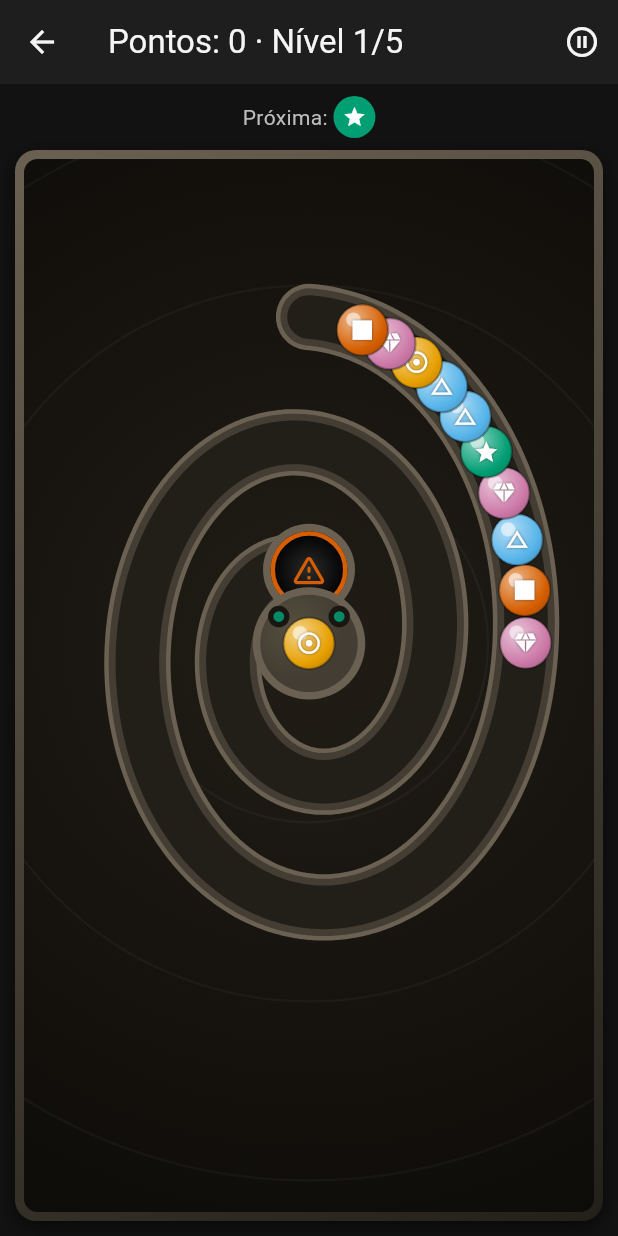
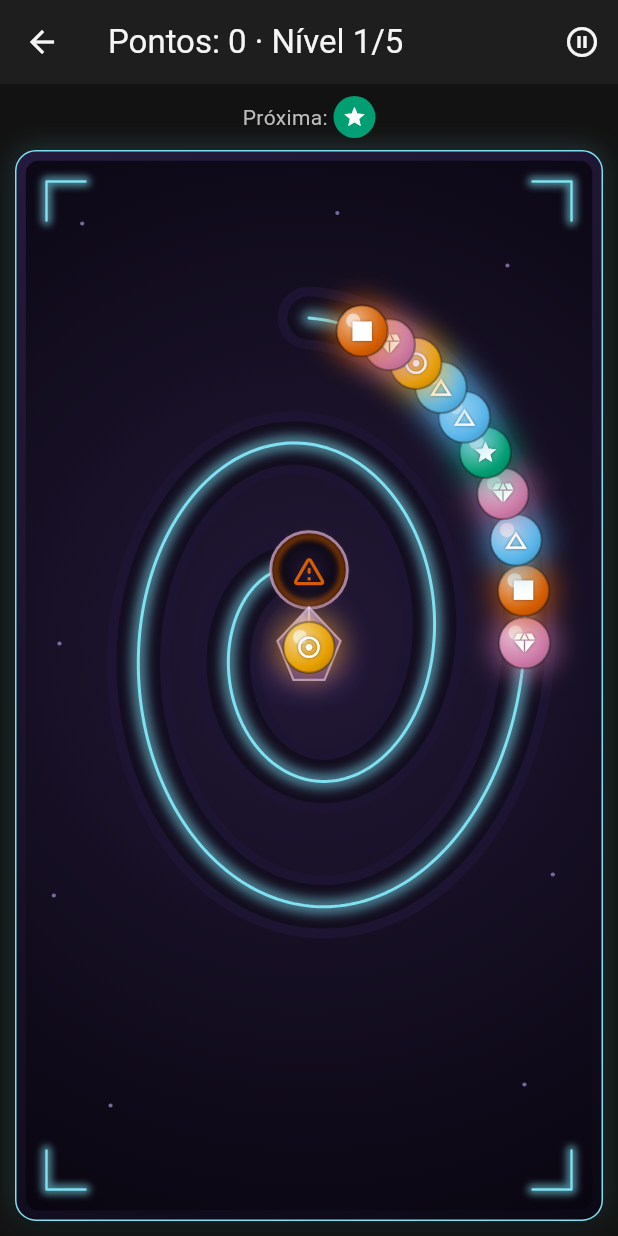
Before and after one commit to SCCPScar/CristianoGames, a Flutter app: the screen it shows after launch, after a tap on "ZUMA", on a phone screen of 412 x 824 dp. Run offline on Flutter 3.47's test engine with Material 3 defaults, Android fonts, the phone set to English and light mode, and no system bars; our stand-ins replace shared_preferences.

Commit message:
Aplicar o visual "Cristais Neon" no Zuma, escolhido pelo pai
Troca o cenário de pedra/ouro por uma caverna escura com trilha de
vidro e brilho neon ciano, cantos da moldura abertos com marcas
brilhantes, e o atirador vira um cristal flutuante em vez do pedestal
de pedra. Bolas ganham um halo de cor atrás delas. Cor e ícone de cada
bola continuam exatamente os mesmos já validados.

Co-Authored-By: Claude Sonnet 5 <noreply@anthropic.com>
Claude-Session: https://claude.ai/code/session_01NgEVjgQ8asF24VmuusibPQ

```diff
--- a/lib/games/zuma/zuma_painter.dart
+++ b/lib/games/zuma/zuma_painter.dart
@@ -3,9 +3,10 @@ import 'package:flutter/material.dart';
 import '../../shared/theme.dart';
 import 'zuma_controller.dart';
 
-/// Paints the track, the goal hole, the ball chain, the shooter (current +
-/// next ball) and any in-flight projectiles. Every ball draws its
-/// Okabe-Ito color AND its icon glyph — never color alone.
+/// Paints the track, the goal portal, the ball chain, the shooter (a
+/// floating crystal at the spiral's center) and any in-flight projectiles.
+/// Every ball draws its Okabe-Ito color AND its icon glyph — never color
+/// alone. Visual theme: a dark cave with glowing neon-glass surfaces.
 class ZumaPainter extends CustomPainter {
   final ZumaController controller;
   final Offset? aimTarget;
@@ -16,8 +17,9 @@ class ZumaPainter extends CustomPainter {
   void paint(Canvas canvas, Size size) {
     controller.updateBoardSize(size);
 
-    _drawTempleBackground(canvas, size);
+    _drawCaveBackground(canvas, size);
     _drawTrack(canvas, size);
+    _drawCornerBrackets(canvas, size);
     _drawGoal(canvas, size);
 
     for (final ball in controller.chain) {
@@ -40,18 +42,23 @@ class ZumaPainter extends CustomPainter {
     }
   }
 
-  static const _stoneBase = Color(0xFF433d33);
-  static const _stoneGroove = Color(0xFF221f19);
-  static const _stoneRim = Color(0xFF6b6152);
-  static const _templeDeep = Color(0xFF0e0c09);
-  static const _templeMid = Color(0xFF211d16);
+  static const _glassDark = Color(0xFF1c1430);
+  static const _neonCyan = Color(0xFF7ee0f0);
+  static const _crystalLight = Color(0xFFc9b6ff);
+  static const _crystalDeep = Color(0xFF4d2f9e);
+  static const _caveDeep = Color(0xFF08050f);
+  static const _caveMid = Color(0xFF221836);
 
-  /// A dim stone-pit backdrop with faint carved rings radiating from the
-  /// center, so the spiral reads as a temple well rather than a flat panel.
-  void _drawTempleBackground(Canvas canvas, Size size) {
-    final center = Offset(size.width * controller.path.center.dx, size.height * controller.path.center.dy);
-    final maxR = size.longestSide * 0.85;
+  // Fixed relative positions so the drifting-dust specks don't jitter
+  // between frames — only their twinkle phase (driven by the popup/tick
+  // clock) would, and we keep it static and cheap here.
+  static const _dustSpecks = [
+    Offset(0.10, 0.06), Offset(0.85, 0.10), Offset(0.92, 0.42),
+    Offset(0.06, 0.46), Offset(0.15, 0.90), Offset(0.88, 0.88),
+    Offset(0.55, 0.05), Offset(0.05, 0.70), Offset(0.93, 0.68),
+  ];
 
+  void _drawCaveBackground(Canvas canvas, Size size) {
     canvas.drawRect(
       Offset.zero & size,
       Paint()
@@ -60,18 +67,40 @@ class ZumaPainter extends CustomPainter {
             controller.path.center.dx * 2 - 1,
             controller.path.center.dy * 2 - 1,
           ),
-          radius: 1.1,
-          colors: const [_templeMid, _templeDeep],
+          radius: 1.15,
+          colors: const [_caveMid, _caveDeep],
         ).createShader(Offset.zero & size),
     );
 
-    final ringPaint = Paint()
-      ..color = Colors.white.withValues(alpha: 0.035)
-      ..style = PaintingStyle.stroke
-      ..strokeWidth = 1.5;
-    for (var i = 1; i <= 5; i++) {
-      canvas.drawCircle(center, maxR * i / 5, ringPaint);
+    final dustPaint = Paint()..color = _crystalLight.withValues(alpha: 0.55);
+    for (final speck in _dustSpecks) {
+      canvas.drawCircle(Offset(speck.dx * size.width, speck.dy * size.height), 1.4, dustPaint);
     }
+  }
+
+  /// A glowing "neon tube" line: a wide blurred stroke underneath a thin
+  /// crisp core, the classic faux-bloom trick for canvas-drawn neon.
+  void _drawGlowLine(Canvas canvas, Path path, Color color, double coreWidth, {double glowWidth = 0, StrokeCap cap = StrokeCap.round}) {
+    final glow = glowWidth > 0 ? glowWidth : coreWidth * 4;
+    canvas.drawPath(
+      path,
+      Paint()
+        ..color = color.withValues(alpha: 0.55)
+        ..style = PaintingStyle.stroke
+        ..strokeWidth = glow
+        ..strokeCap = cap
+        ..strokeJoin = StrokeJoin.round
+        ..maskFilter = MaskFilter.blur(BlurStyle.normal, glow * 0.35),
+    );
+    canvas.drawPath(
+      path,
+      Paint()
+        ..color = color
+        ..style = PaintingStyle.stroke
+        ..strokeWidth = coreWidth
+        ..strokeCap = cap
+        ..strokeJoin = StrokeJoin.round,
+    );
   }
 
   void _drawTrack(Canvas canvas, Size size) {
@@ -82,57 +111,78 @@ class ZumaPainter extends CustomPainter {
     }
     final r = controller.ballRadius;
 
-    // Carved-stone channel: a raised rim, then a sunken groove on top so
-    // the track reads as cut into stone rather than a flat gray stripe.
+    // Dark glass channel, then a glowing neon edge traced on top.
     canvas.drawPath(
       path,
       Paint()
-        ..color = _stoneRim
+        ..color = _glassDark
         ..style = PaintingStyle.stroke
-        ..strokeWidth = r * 2 + 10
+        ..strokeWidth = r * 2 + 8
         ..strokeCap = StrokeCap.round
         ..strokeJoin = StrokeJoin.round,
     );
     canvas.drawPath(
       path,
       Paint()
-        ..color = _stoneBase
-        ..style = PaintingStyle.stroke
-        ..strokeWidth = r * 2 + 4
-        ..strokeCap = StrokeCap.round
-        ..strokeJoin = StrokeJoin.round,
-    );
-    canvas.drawPath(
-      path,
-      Paint()
-        ..color = _stoneGroove
+        ..color = Colors.black.withValues(alpha: 0.35)
         ..style = PaintingStyle.stroke
         ..strokeWidth = r * 1.7
         ..strokeCap = StrokeCap.round
         ..strokeJoin = StrokeJoin.round,
     );
+    _drawGlowLine(canvas, path, _neonCyan, 2.0, glowWidth: 10);
+  }
+
+  void _drawCornerBrackets(Canvas canvas, Size size) {
+    const inset = 14.0;
+    const arm = 26.0;
+    final corners = [
+      [Offset(inset, inset + arm), Offset(inset, inset), Offset(inset + arm, inset)],
+      [Offset(size.width - inset - arm, inset), Offset(size.width - inset, inset), Offset(size.width - inset, inset + arm)],
+      [Offset(inset, size.height - inset - arm), Offset(inset, size.height - inset), Offset(inset + arm, size.height - inset)],
+      [
+        Offset(size.width - inset - arm, size.height - inset),
+        Offset(size.width - inset, size.height - inset),
+        Offset(size.width - inset, size.height - inset - arm),
+      ],
+    ];
+    for (final corner in corners) {
+      final path = Path()
+        ..moveTo(corner[0].dx, corner[0].dy)
+        ..lineTo(corner[1].dx, corner[1].dy)
+        ..lineTo(corner[2].dx, corner[2].dy);
+      _drawGlowLine(canvas, path, _neonCyan, 1.6, glowWidth: 7, cap: StrokeCap.round);
+    }
   }
 
   void _drawGoal(Canvas canvas, Size size) {
     final pos = controller.path.pixelAt(controller.path.totalLength, size);
     final r = controller.ballRadius * 1.5;
 
-    canvas.drawCircle(pos, r + 5, Paint()..color = _stoneRim);
     canvas.drawCircle(
       pos,
       r,
       Paint()
-        ..shader = RadialGradient(
-          colors: const [Color(0xFF2a2a2a), Colors.black],
+        ..shader = const RadialGradient(
+          colors: [_caveMid, Color(0xFF050308)],
         ).createShader(Rect.fromCircle(center: pos, radius: r)),
     );
     canvas.drawCircle(
       pos,
-      r - 1.5,
+      r,
+      Paint()
+        ..color = _crystalLight.withValues(alpha: 0.75)
+        ..style = PaintingStyle.stroke
+        ..strokeWidth = 2,
+    );
+    canvas.drawCircle(
+      pos,
+      r - 3,
       Paint()
         ..color = AppColors.danger
         ..style = PaintingStyle.stroke
-        ..strokeWidth = 3,
+        ..strokeWidth = 2.5
+        ..maskFilter = const MaskFilter.blur(BlurStyle.normal, 2),
     );
     final icon = Icons.warning_amber_rounded;
     final tp = TextPainter(
@@ -145,14 +195,21 @@ class ZumaPainter extends CustomPainter {
     tp.paint(canvas, pos - Offset(tp.width / 2, tp.height / 2));
   }
 
-  /// Draws a ball as a glossy marble: a radial gradient for the rounded
-  /// shading, a small specular highlight, a dark rim, and the icon glyph
-  /// on top — color and icon together, never color alone.
+  /// Draws a ball as a glowing gem: a soft color halo behind it, a radial
+  /// gradient for the rounded shading, and the icon glyph on top — color
+  /// and icon together, never color alone.
   void _drawBall(Canvas canvas, Offset pos, double radius, BallType type) {
     final style = ballStyles[type]!;
     final light = Color.lerp(style.color, Colors.white, 0.55)!;
     final dark = Color.lerp(style.color, Colors.black, 0.35)!;
 
+    canvas.drawCircle(
+      pos,
+      radius * 1.35,
+      Paint()
+        ..color = style.color.withValues(alpha: 0.55)
+        ..maskFilter = MaskFilter.blur(BlurStyle.normal, radius * 0.5),
+    );
     canvas.drawCircle(
       pos,
       radius,
@@ -200,50 +257,62 @@ class ZumaPainter extends CustomPainter {
   }
 
   void _drawAimLine(Canvas canvas, Offset from, Offset to) {
-    final paint = Paint()
-      ..color = AppColors.textPrimary.withValues(alpha: 0.6)
-      ..strokeWidth = 2;
-    const dashLength = 8.0;
-    final total = (to - from).distance;
-    final direction = (to - from) / (total == 0 ? 1 : total);
-    var covered = 0.0;
-    var draw = true;
-    var current = from;
-    while (covered < total) {
-      final step = dashLength.clamp(0.0, total - covered).toDouble();
-      final next = current + direction * step;
-      if (draw) canvas.drawLine(current, next, paint);
-      current = next;
-      covered += step;
-      draw = !draw;
-    }
+    final path = Path()..moveTo(from.dx, from.dy)..lineTo(to.dx, to.dy);
+    canvas.drawPath(
+      path,
+      Paint()
+        ..color = _neonCyan.withValues(alpha: 0.5)
+        ..style = PaintingStyle.stroke
+        ..strokeWidth = 1.6,
+    );
   }
 
-  /// A carved stone idol pedestal at the spiral's center, with two small
-  /// "eye" nubs as a nod to the frog statue from the original game.
+  /// A faceted crystal floating at the spiral's center, standing in for
+  /// the shooter — a soft glow shadow underneath sells the levitation.
   void _drawShooter(Canvas canvas, Size size) {
     final pos = controller.shooterPosition;
-    final pedestalR = controller.ballRadius * 1.9;
+    final r = controller.ballRadius * 1.9;
 
-    canvas.drawCircle(pos, pedestalR + 5, Paint()..color = _stoneRim);
-    canvas.drawCircle(
-      pos,
-      pedestalR,
+    canvas.drawOval(
+      Rect.fromCenter(center: pos + Offset(0, r * 0.55), width: r * 1.7, height: r * 0.55),
+      Paint()
+        ..color = _crystalDeep.withValues(alpha: 0.45)
+        ..maskFilter = MaskFilter.blur(BlurStyle.normal, r * 0.3),
+    );
+
+    final top = pos + Offset(0, -r * 0.75);
+    final crystal = Path()
+      ..moveTo(top.dx, top.dy)
+      ..lineTo(pos.dx + r * 0.65, pos.dy - r * 0.05)
+      ..lineTo(pos.dx + r * 0.32, pos.dy + r * 0.75)
+      ..lineTo(pos.dx - r * 0.32, pos.dy + r * 0.75)
+      ..lineTo(pos.dx - r * 0.65, pos.dy - r * 0.05)
+      ..close();
+
+    canvas.drawPath(
+      crystal,
+      Paint()
+        ..color = _crystalDeep.withValues(alpha: 0.7)
+        ..maskFilter = MaskFilter.blur(BlurStyle.normal, r * 0.35),
+    );
+    canvas.drawPath(
+      crystal,
       Paint()
         ..shader = RadialGradient(
-          center: const Alignment(-0.3, -0.3),
-          colors: const [Color(0xFF57503f), _stoneBase],
-        ).createShader(Rect.fromCircle(center: pos, radius: pedestalR)),
+          center: const Alignment(-0.2, -0.6),
+          colors: const [_crystalLight, _crystalDeep],
+        ).createShader(crystal.getBounds()),
     );
+    canvas.drawPath(
+      crystal,
+      Paint()
+        ..color = _crystalLight.withValues(alpha: 0.8)
+        ..style = PaintingStyle.stroke
+        ..strokeWidth = 1.5,
+    );
+    canvas.drawLine(top, pos + Offset(0, r * 0.15), Paint()..color = Colors.white.withValues(alpha: 0.5)..strokeWidth = 1.5);
 
-    final eyeOffset = Offset(pedestalR * 0.62, -pedestalR * 0.55);
-    for (final side in [-1.0, 1.0]) {
-      final eyePos = pos + Offset(eyeOffset.dx * side, eyeOffset.dy);
-      canvas.drawCircle(eyePos, pedestalR * 0.22, Paint()..color = const Color(0xFF1a1712));
-      canvas.drawCircle(eyePos, pedestalR * 0.11, Paint()..color = OkabeIto.bluishGreen.withValues(alpha: 0.85));
-    }
-
-    _drawBall(canvas, pos, controller.ballRadius, controller.currentBall);
+    _drawBall(canvas, pos + Offset(0, r * 0.08), controller.ballRadius, controller.currentBall);
   }
 
   void _drawPopup(Canvas canvas, ScorePopup popup) {
@@ -254,7 +323,7 @@ class ZumaPainter extends CustomPainter {
       text: TextSpan(
         text: '+${popup.amount}',
         style: TextStyle(
-          color: OkabeIto.yellow.withValues(alpha: opacity),
+          color: _neonCyan.withValues(alpha: opacity),
           fontSize: 18,
           fontWeight: FontWeight.bold,
           shadows: [Shadow(color: Colors.black.withValues(alpha: opacity), blurRadius: 3)],
--- a/lib/games/zuma/zuma_screen.dart
+++ b/lib/games/zuma/zuma_screen.dart
@@ -126,10 +126,12 @@ class _ZumaScreenState extends State<ZumaScreen> {
                     gradient: const LinearGradient(
                       begin: Alignment.topLeft,
                       end: Alignment.bottomRight,
-                      colors: [Color(0xFF6b6152), Color(0xFF23201a)],
+                      colors: [Color(0xFF241a3d), Color(0xFF0c0916)],
                     ),
-                    boxShadow: const [
-                      BoxShadow(color: Colors.black54, blurRadius: 10, offset: Offset(0, 4)),
+                    border: Border.all(color: const Color(0xFF7ee0f0), width: 1),
+                    boxShadow: [
+                      BoxShadow(color: const Color(0xFF7ee0f0).withValues(alpha: 0.25), blurRadius: 14),
+                      const BoxShadow(color: Colors.black54, blurRadius: 10, offset: Offset(0, 4)),
                     ],
                   ),
                   child: ClipRRect(
```
